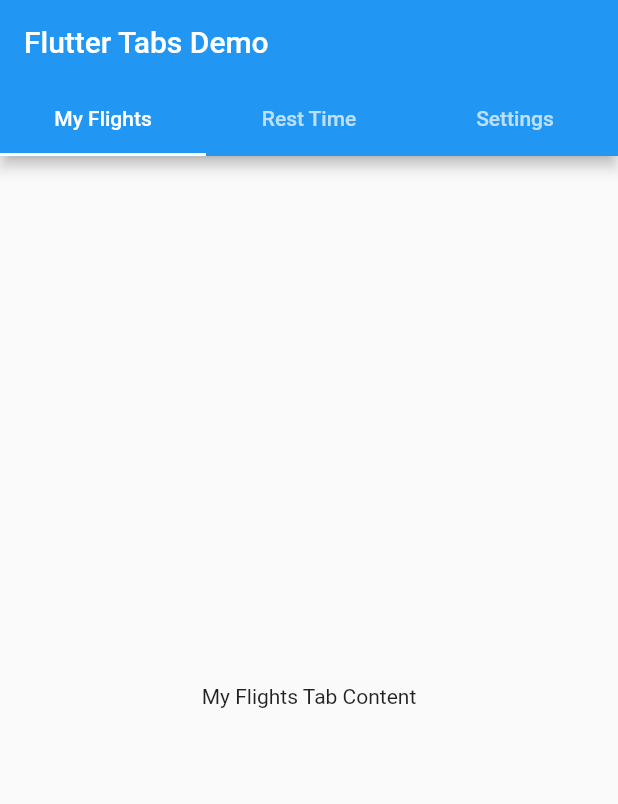
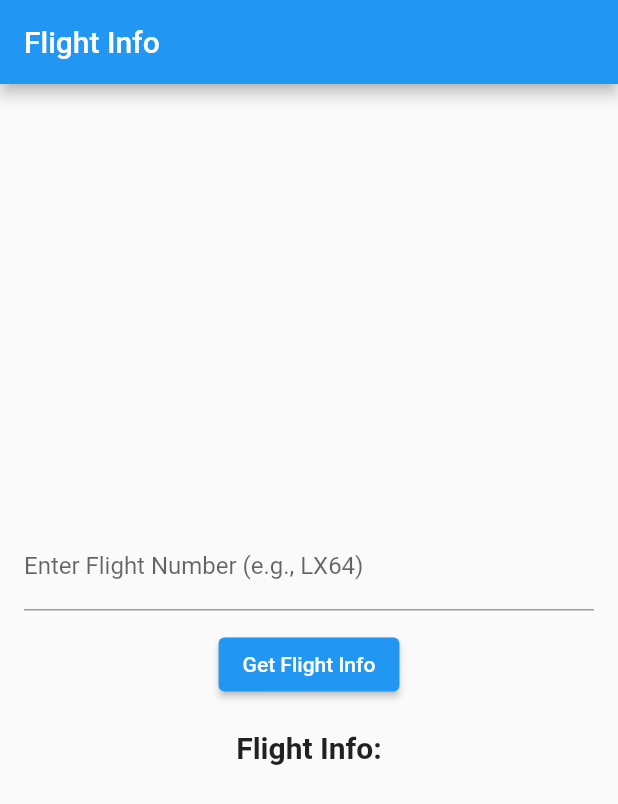
Before and after one commit to schlaepfAIR/flutter_application_test, a Flutter app: the screen it shows after launch, on a phone screen of 412 x 824 dp. Shown: the top 804 px of the screen. Run offline on Flutter 3.47's test engine with Material 2 defaults, Android fonts, the phone set to English and light mode, and no system bars.

Commit message:
API Call, response not serialized

```diff
--- a/lib/main.dart
+++ b/lib/main.dart
@@ -1,4 +1,6 @@
+import 'dart:convert';
 import 'package:flutter/material.dart';
+import 'package:http/http.dart' as http;
 
 void main() {
   runApp(MyApp());
@@ -8,44 +10,78 @@ class MyApp extends StatelessWidget {
   @override
   Widget build(BuildContext context) {
     return MaterialApp(
-      title: 'Flutter Tabs Demo',
+      title: 'Flight Info App',
       theme: ThemeData(
         primarySwatch: Colors.blue,
       ),
-      home: TabbedApp(),
+      home: FlightInfoScreen(),
     );
   }
 }
 
-class TabbedApp extends StatelessWidget {
+class FlightInfoScreen extends StatefulWidget {
+  @override
+  _FlightInfoScreenState createState() => _FlightInfoScreenState();
+}
+
+class _FlightInfoScreenState extends State<FlightInfoScreen> {
+  final TextEditingController flightNumberController = TextEditingController();
+  String flightInfo = "";
+
+  Future<void> fetchFlightInfo(String flightNumber) async {
+    final apiKey = "ae5dd420-49c7-4c0a-8512-f317e666207a";
+    final url = Uri.parse(
+        'https://airlabs.co/api/v9/flight?flight_iata=$flightNumber&api_key=$apiKey');
+
+    final response = await http.get(url);
+
+    if (response.statusCode == 200) {
+      final Map<String, dynamic> responseData = json.decode(response.body);
+      setState(() {
+        flightInfo =
+            responseData.toString(); // Display the response as a string.
+      });
+    } else {
+      setState(() {
+        flightInfo = "Error: ${response.statusCode}";
+      });
+    }
+  }
+
   @override
   Widget build(BuildContext context) {
-    return DefaultTabController(
-      length: 3, // Number of tabs
-      child: Scaffold(
-        appBar: AppBar(
-          title: Text('Flutter Tabs Demo'),
-          bottom: TabBar(
-            tabs: [
-              Tab(text: 'My Flights'),
-              Tab(text: 'Rest Time'),
-              Tab(text: 'Settings'),
-            ],
-          ),
-        ),
-        body: TabBarView(
-          children: [
-            // My Flights Tab
-            Center(
-              child: Text('My Flights Tab Content'),
+    return Scaffold(
+      appBar: AppBar(
+        title: Text('Flight Info'),
+      ),
+      body: Padding(
+        padding: const EdgeInsets.all(16.0),
+        child: Column(
+          mainAxisAlignment: MainAxisAlignment.center,
+          children: <Widget>[
+            TextField(
+              controller: flightNumberController,
+              decoration: InputDecoration(
+                labelText: 'Enter Flight Number (e.g., LX64)',
+              ),
             ),
-            // Rest Time Tab
-            Center(
-              child: Text('Rest Time Tab Content'),
+            SizedBox(height: 12),
+            ElevatedButton(
+              onPressed: () {
+                final flightNumber = flightNumberController.text;
+                fetchFlightInfo(flightNumber);
+              },
+              child: Text('Get Flight Info'),
             ),
-            // Settings Tab
-            Center(
-              child: Text('Settings Tab Content'),
+            SizedBox(height: 20),
+            Text(
+              'Flight Info:',
+              style: TextStyle(fontSize: 20, fontWeight: FontWeight.bold),
+            ),
+            SizedBox(height: 10),
+            Text(
+              flightInfo,
+              style: TextStyle(fontSize: 10),
             ),
           ],
         ),
--- a/pubspec.yaml
+++ b/pubspec.yaml
@@ -9,6 +9,8 @@ environment:
 dependencies:
   flutter:
     sdk: flutter
+  http: ^1.1.0
+  shared_preferences: ^2.2.1
 
 dev_dependencies:
   flutter_test:
```
Also changed, not shown: pubspec.lock, 1 other file.
